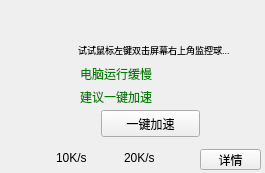
Qt form src/suspensionframe.ui (UbuntuKylin/youker-assistant) before a commit.
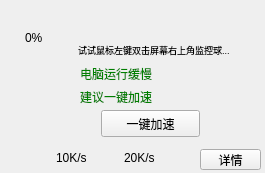
The same form after that commit. Icons and pictures are not drawn.

```diff
--- a/src/suspensionframe.ui
+++ b/src/suspensionframe.ui
@@ -79,7 +79,7 @@
     </rect>
    </property>
    <property name="text">
-    <string>&lt;html&gt;&lt;head/&gt;&lt;body&gt;&lt;p&gt;&lt;br/&gt;&lt;/p&gt;&lt;/body&gt;&lt;/html&gt;</string>
+    <string>&lt;html&gt;&lt;head/&gt;&lt;body&gt;&lt;p&gt;0%&lt;/p&gt;&lt;/body&gt;&lt;/html&gt;</string>
    </property>
   </widget>
   <widget class="QLabel" name="msglabel">
```
